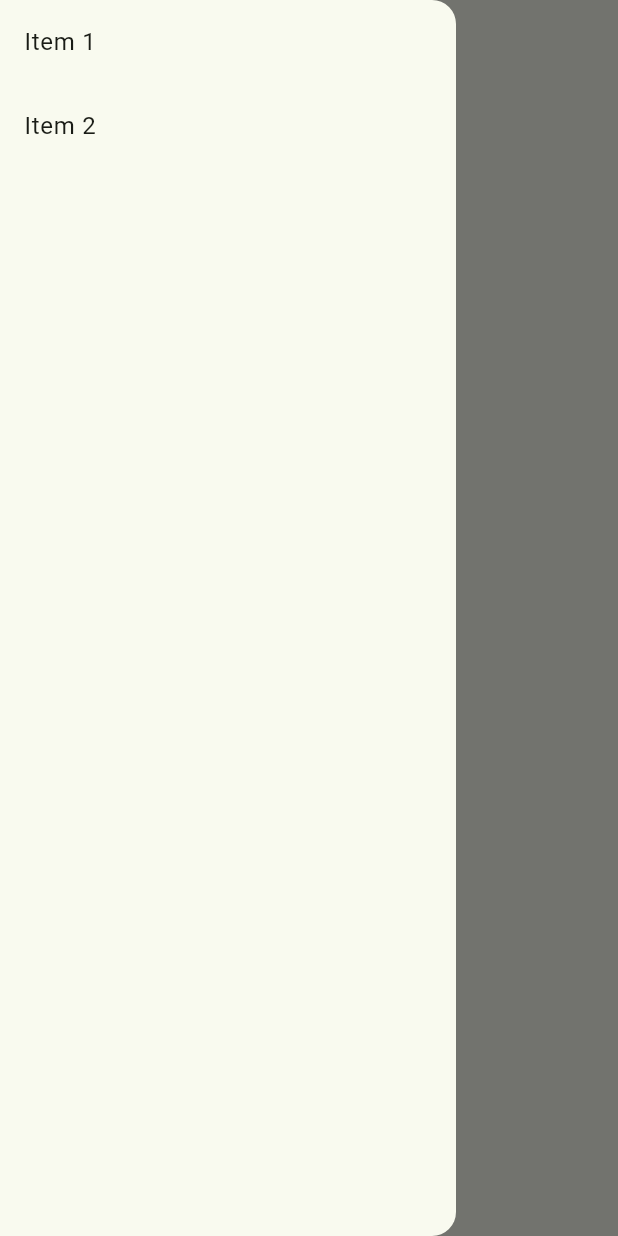
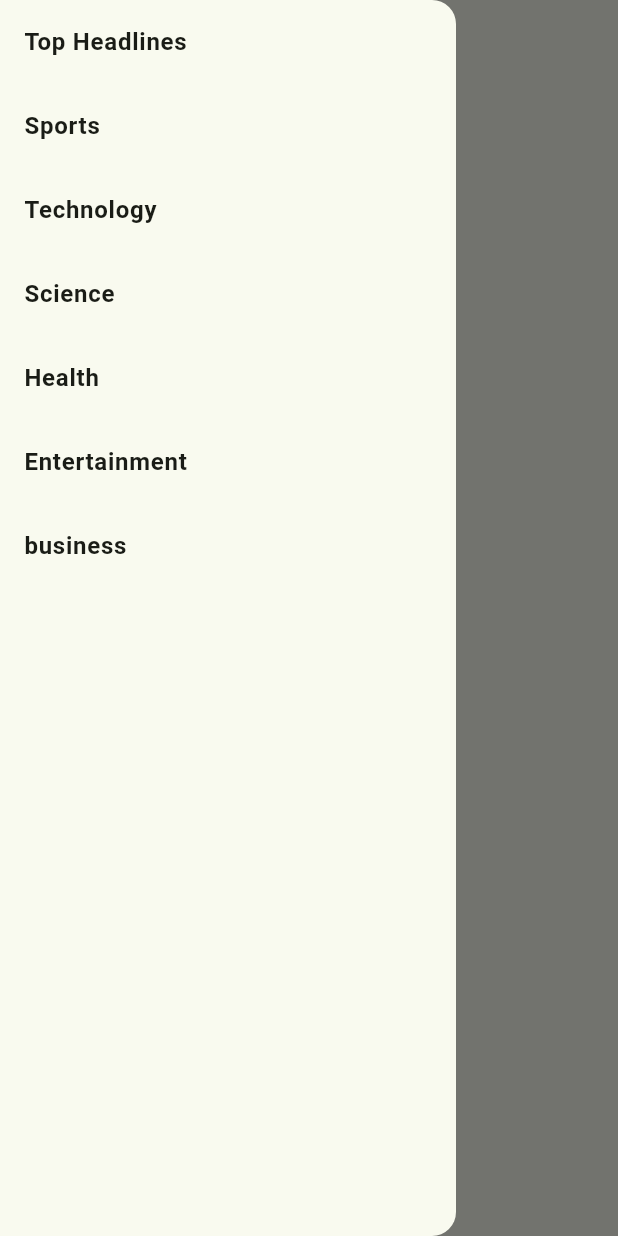
Before and after one commit to mohammed-fawaz-cp/news, a Flutter app: the screen it shows after launch, with the side drawer open, on a phone screen of 412 x 824 dp. Run offline on Flutter 3.47's test engine with Material 3 defaults, Android fonts, the phone set to English and light mode, and no system bars; our stand-ins replace flutter_riverpod; network calls fail.

Commit message:
final init

```diff
--- a/lib/ModelApiControl/newscontroller.dart
+++ b/lib/ModelApiControl/newscontroller.dart
@@ -2,16 +2,18 @@ import 'dart:convert';
 import 'package:http/http.dart' as http;
 import 'package:flutter_riverpod/flutter_riverpod.dart';
 import 'package:news/ModelApiControl/fetchData.dart';
+import 'package:news/UIcontroll/UpdateProvider.dart';
 
 class NewsController extends StateNotifier<List<NewsModel>> {
   NewsController() : super([]);
 String apiKey = '4873b1f0f83342d68d450105c7fd9f70';
 
   Future<void> fetchNews(WidgetRef ref) async {
-
+    final category = ref.watch(newsCategoryProvider);
+    print(category);
 
     print('object');
-    final response = await http.get(Uri.parse('https://newsapi.org/v2/top-headlines?language=en&apiKey=$apiKey'));
+    final response = await http.get(Uri.parse('https://newsapi.org/v2/top-headlines?category=$category&language=en&apiKey=$apiKey'));
     if (response.statusCode == 200) {
      List<NewsModel> newsList = (json.decode(response.body)['articles'] as List)
           .map((article) => NewsModel.fromJson(article))
--- a/lib/Pages/NewsMainPage.dart
+++ b/lib/Pages/NewsMainPage.dart
@@ -4,22 +4,27 @@ import 'package:news/ModelApiControl/newscontroller.dart';
 import 'package:news/UIcontroll/UpdateProvider.dart';
 
 class NewsMainPage extends ConsumerWidget {
-  const NewsMainPage({super.key});
-
+   NewsMainPage({super.key});
+final GlobalKey<ScaffoldState> _scaffoldKey = GlobalKey<ScaffoldState>();
+ void _openDrawer() {
+    _scaffoldKey.currentState!.openDrawer();
+  }
   @override
   Widget build(BuildContext context, WidgetRef ref) {
-    final NewsController = ref.watch(newsDataProvider.notifier)..fetchNews(ref);
+    final NewsController = ref.watch(newsDataProvider.notifier).fetchNews(ref);
     final newsData = ref.watch(newsDataProvider);
-
-    return Scaffold(
-      appBar: AppBar(leading: IconButton(onPressed: () {
-        Scaffold.of(context).openDrawer(
-
-        );
-      }, icon: Icon(Icons.menu)),
-        title: Text('News'),
+    final width = MediaQuery.of(context).size.width;
+    final height = MediaQuery.of(context).size.height;
+    final subtitle =  ref.watch(newsCategoryProvider);
+    return Scaffold(key: _scaffoldKey,
+      appBar: AppBar(leading: IconButton(onPressed: _openDrawer, icon: Icon(Icons.menu)),
+        title: Text('NeWs'),bottom: PreferredSize(preferredSize: Size(width, 50), child: Align(alignment: Alignment.centerLeft,
+          child: Padding(
+            padding: const EdgeInsets.all(8.0),
+            child: Text('$subtitle',style: TextStyle(fontSize: 15,fontWeight: FontWeight.bold),textAlign: TextAlign.start,),
+          ))),
       ),
-      body: Center(
+      body:Center(
         child: ListView.separated(
           itemBuilder: (context, index) {
             return ListTile(dense: true,
@@ -34,24 +39,59 @@ class NewsMainPage extends ConsumerWidget {
           itemCount: newsData.length,
         ),
       ),drawer: Drawer(
+        child: SafeArea(
           child: ListView(
-          // Add your drawer content here (e.g., ListTile widgets)
+
             children: [
               ListTile(
-              title: Text('Item 1'),
+                title: Text('Top Headlines',style: TextStyle(fontWeight: FontWeight.bold),),
                 onTap: () {
-                // Handle item tap
+                 ref.read(newsCategoryProvider.notifier).update((state) => 'general');
                   Navigator.pop(context); // Close drawer
                 },
               ),
               ListTile(
-              title: Text('Item 2'),
+                title: Text('Sports',style: TextStyle(fontWeight: FontWeight.bold),),
                 onTap: () {
-                // Handle item tap
+                  ref.read(newsCategoryProvider.notifier).update((state) => 'sports');
+                  Navigator.pop(context); // Close drawer
+                },
+              ),ListTile(
+                title: Text('Technology',style: TextStyle(fontWeight: FontWeight.bold),),
+                onTap: () {
+                  ref.read(newsCategoryProvider.notifier).update((state) => 'technology');
+                  Navigator.pop(context); // Close drawer
+                },
+              ),ListTile(
+                title: Text('Science',style: TextStyle(fontWeight: FontWeight.bold),),
+                onTap: () {
+                  ref.read(newsCategoryProvider.notifier).update((state) => 'science');
+                  Navigator.pop(context); // Close drawer
+                },
+              ),
+              ListTile(
+                title: Text('Health',style: TextStyle(fontWeight: FontWeight.bold),),
+                onTap: () {
+                  ref.read(newsCategoryProvider.notifier).update((state) => 'health');
+                  Navigator.pop(context); // Close drawer
+                },
+              ),
+              ListTile(
+                title: Text('Entertainment',style: TextStyle(fontWeight: FontWeight.bold),),
+                onTap: () {
+                  ref.read(newsCategoryProvider.notifier).update((state) => 'entertainment');
+                  Navigator.pop(context); // Close drawer
+                },
+              ),
+              ListTile(
+                title: Text('business',style: TextStyle(fontWeight: FontWeight.bold),),
+                onTap: () {
+                  ref.read(newsCategoryProvider.notifier).update((state) => 'business');
                   Navigator.pop(context); // Close drawer
                 },
               ),
             ],
           ),
+        ),
     ));
-  }}
+  }}//! debug point
--- a/lib/UIcontroll/UpdateProvider.dart
+++ b/lib/UIcontroll/UpdateProvider.dart
@@ -7,3 +7,6 @@ import 'package:news/ModelApiControl/newscontroller.dart';
 final newsDataProvider = StateNotifierProvider<NewsController, List<NewsModel>>((ref) {
   return NewsController();
 });
+
+// Update the UI based on category like {Sports,Tech,etc}
+final newsCategoryProvider = StateProvider((ref) => 'general');
```
Lines whose indentation alone changed are shown as unchanged.
